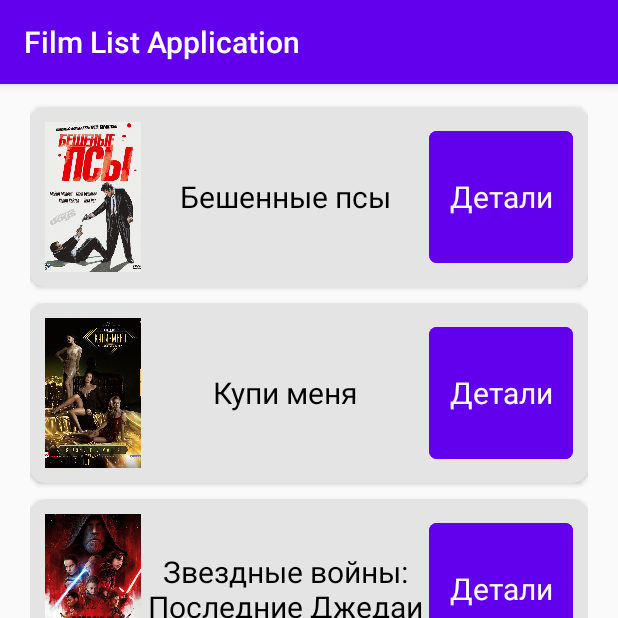
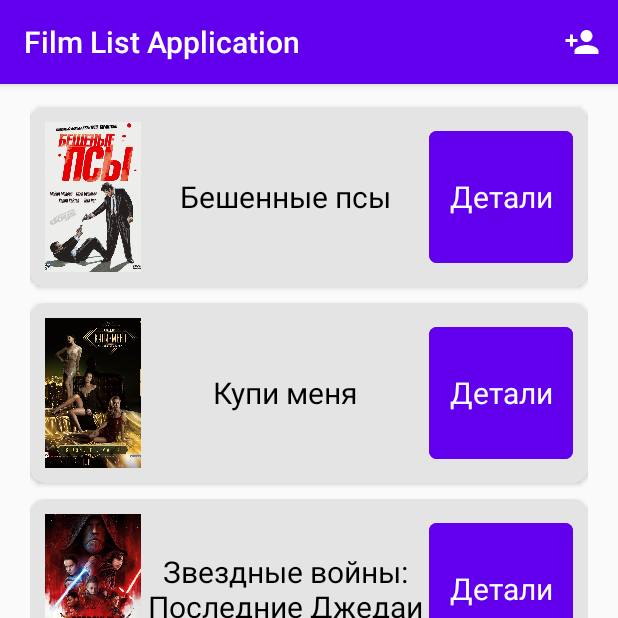
Before and after one commit to LamaMen/FilmListApplication, an Android app: the screen it shows after launch (MainActivity), on a phone screen of 412 x 824 dp, the top half of it. Run offline under Robolectric (Android 15) with nearby library versions, the phone set to English and light mode, and no system bars.

Commit message:
Кнопка приглашения дрга вынесена в меню

```diff
--- a/app/src/main/java/com/test/films_list_application/MainActivity.java
+++ b/app/src/main/java/com/test/films_list_application/MainActivity.java
@@ -3,6 +3,8 @@ package com.test.films_list_application;
 import android.content.Intent;
 import android.graphics.Color;
 import android.os.Bundle;
+import android.view.Menu;
+import android.view.MenuItem;
 import android.view.View;
 import android.view.ViewGroup;
 import android.widget.TextView;
@@ -50,6 +52,21 @@ public class MainActivity extends AppCompatActivity {
     }
 
     @Override
+    public boolean onCreateOptionsMenu(Menu menu) {
+        getMenuInflater().inflate(R.menu.main_activity_menu, menu);
+        return true;
+    }
+
+    @Override
+    public boolean onOptionsItemSelected(MenuItem item) {
+        if (item.getItemId() == R.id.invite_friend) {
+            inviteFriend(item);
+            return true;
+        }
+        return super.onOptionsItemSelected(item);
+    }
+
+    @Override
     protected void onSaveInstanceState(@NonNull Bundle outState) {
         super.onSaveInstanceState(outState);
         outState.putIntegerArrayList(KEY_TEXT, changedColorTexts);
@@ -74,7 +91,7 @@ public class MainActivity extends AppCompatActivity {
         changedColorTexts.add(text.getId());
     }
 
-    public void inviteFriend(View view) {
+    private void inviteFriend(MenuItem item) {
         Intent inviteIntent = new Intent();
         inviteIntent.setAction(Intent.ACTION_SEND);
         inviteIntent.putExtra(Intent.EXTRA_TEXT, "Присоединяйся ко мне в приложении SHIT!");
--- /dev/null
+++ b/app/src/main/res/drawable/ic_add_friend.xml
@@ -0,0 +1,10 @@
+<vector android:height="24dp"
+    android:tint="#FFFFFF"
+    android:viewportHeight="24"
+    android:viewportWidth="24"
+    android:width="24dp"
+    xmlns:android="http://schemas.android.com/apk/res/android">
+    <path
+        android:fillColor="@android:color/white"
+        android:pathData="M15,12c2.21,0 4,-1.79 4,-4s-1.79,-4 -4,-4 -4,1.79 -4,4 1.79,4 4,4zM6,10L6,7L4,7v3L1,10v2h3v3h2v-3h3v-2L6,10zM15,14c-2.67,0 -8,1.34 -8,4v2h16v-2c0,-2.66 -5.33,-4 -8,-4z" />
+</vector>
--- /dev/null
+++ b/app/src/main/res/menu/main_activity_menu.xml
@@ -0,0 +1,11 @@
+<?xml version="1.0" encoding="utf-8"?>
+<menu xmlns:android="http://schemas.android.com/apk/res/android"
+    xmlns:app="http://schemas.android.com/apk/res-auto">
+
+    <item
+        android:id="@+id/invite_friend"
+        android:icon="@drawable/ic_add_friend"
+        android:title="@string/invite_friend"
+        app:showAsAction="always" />
+
+</menu>
```
